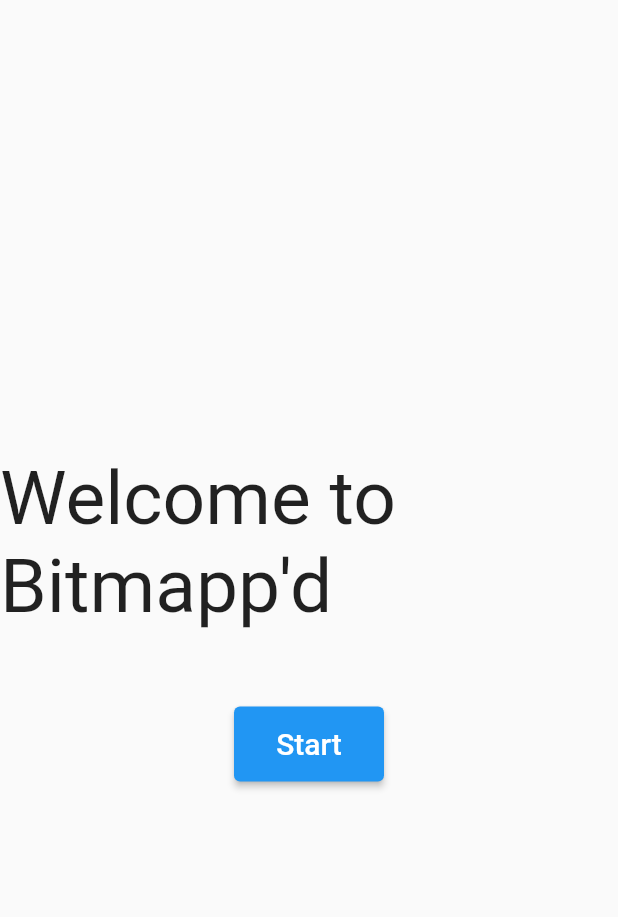
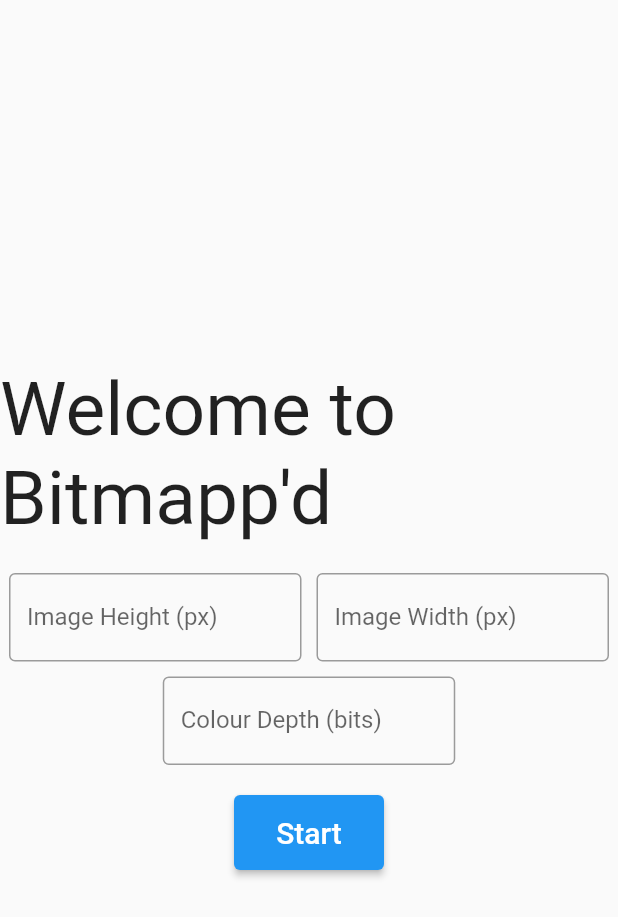
Before and after one commit to davidjtmc/bitmappd, a Flutter app: the screen it shows after launch, on a phone screen of 412 x 824 dp. Shown: the top 917 px of the screen. Run offline on Flutter 3.47's test engine with Material 2 defaults, Android fonts, the phone set to English and light mode, and no system bars; missing offline and left inert: dart:html.

Commit message:
changeable image sizing

```diff
--- a/lib/welcome_screen.dart
+++ b/lib/welcome_screen.dart
@@ -2,7 +2,11 @@ import 'package:bitmappd/workspace.dart';
 import 'package:flutter/material.dart';
 
 class WelcomeScreen extends StatelessWidget {
-  const WelcomeScreen({Key? key}) : super(key: key);
+  TextEditingController _heightController = TextEditingController();
+  TextEditingController _widthController = TextEditingController();
+  TextEditingController _colourDepthController = TextEditingController();
+
+  WelcomeScreen({Key? key}) : super(key: key);
 
   @override
   Widget build(BuildContext context) {
@@ -11,16 +15,66 @@ class WelcomeScreen extends StatelessWidget {
         child: Column(
           mainAxisAlignment: MainAxisAlignment.center,
           children: [
-            Text("Welcome to Bitmapp'd", style: TextStyle(fontSize: 50),),
-            SizedBox(height: 50),
+            Text(
+              "Welcome to Bitmapp'd",
+              style: TextStyle(fontSize: 50),
+            ),
+            SizedBox(height: 20),
+            Container(
+              width: 400,
+              child: Row(
+                children: [
+                  Expanded(
+                      child: TextField(
+                    controller: _heightController,
+                    decoration: InputDecoration(
+                        border: OutlineInputBorder(),
+                        label: Text("Image Height (px)")),
+                  )),
+                  SizedBox(width: 10),
+                  Expanded(
+                      child: TextField(
+                    controller: _widthController,
+                    decoration: InputDecoration(
+                        border: OutlineInputBorder(),
+                        label: Text("Image Width (px)")),
+                  ))
+                ],
+              ),
+            ),
+            SizedBox(height: 10),
+            Container(
+                width: 195,
+                child: TextField(
+                  controller: _colourDepthController,
+                  decoration: InputDecoration(
+                      border: OutlineInputBorder(),
+                      label: Text('Colour Depth (bits)')),
+                )),
+            SizedBox(height: 20),
             SizedBox(
-              height: 50,
-              width: 100,
-              child: ElevatedButton(
-                onPressed: () {   Navigator.pushReplacement(context, MaterialPageRoute(builder: (context) => Workspace())); },
-                child: Center(child: Text("Start", style: TextStyle(color: Colors.white, fontSize: 20),), )
-              )
-            )
+                height: 50,
+                width: 100,
+                child: ElevatedButton(
+                    onPressed: () {
+                      Navigator.pushReplacement(
+                          context,
+                          MaterialPageRoute(
+                              builder: (context) => Workspace(
+                                    imageHeight: int.parse(
+                                        _heightController.text.trim()),
+                                    imageWidth:
+                                        int.parse(_widthController.text.trim()),
+                                    colourDepth: int.parse(
+                                        _colourDepthController.text.trim()),
+                                  )));
+                    },
+                    child: Center(
+                      child: Text(
+                        "Start",
+                        style: TextStyle(color: Colors.white, fontSize: 20),
+                      ),
+                    )))
           ],
         ),
       ),
```
Also changed, not shown: lib/workspace.dart (+115 -11 lines).
